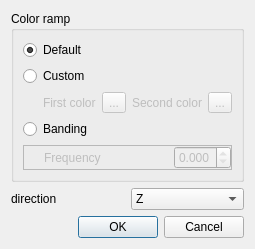
First picture: the form in qCC/ui_templates/colorGradientDlg.ui, repository CloudCompare/CloudCompare, before the edit.
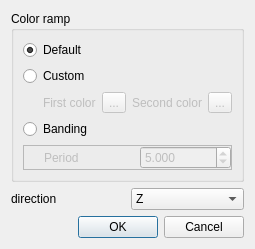
Second picture: the form after the edit.

Commit message: Bug fix: GUI didn't allow to enter any value. Plus control renamed from Frequency and Period. Default value set to 5

Patch:
```diff
--- a/qCC/ui_templates/colorGradientDlg.ui
+++ b/qCC/ui_templates/colorGradientDlg.ui
@@ -133,7 +133,7 @@
          <item>
           <widget class="QLabel" name="label_4">
            <property name="text">
-            <string>Frequency</string>
+            <string>Period</string>
            </property>
           </widget>
          </item>
@@ -152,17 +152,17 @@
          </item>
          <item>
           <widget class="QDoubleSpinBox" name="bandingFreqSpinBox">
+           <property name="decimals">
+            <number>3</number>
+           </property>
            <property name="minimum">
-            <number>0.001</number>
+            <double>0.000000000000000</double>
            </property>
            <property name="maximum">
-            <number>1000000000.0</number>
+            <double>10000000.000000000000000</double>
            </property>
            <property name="value">
-            <number>5</number>
-           </property>
-           <property name="decimals">
-            <number>3</number>
+            <double>5.000000000000000</double>
            </property>
           </widget>
          </item>
```
The commit also changes 1 other file.
